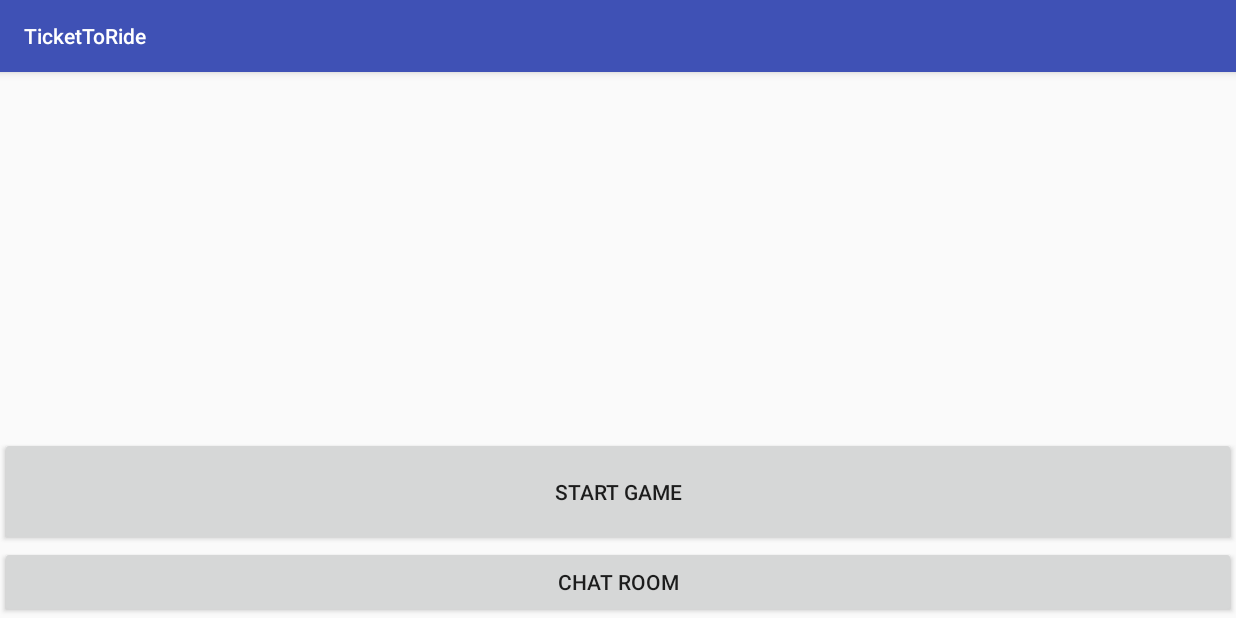
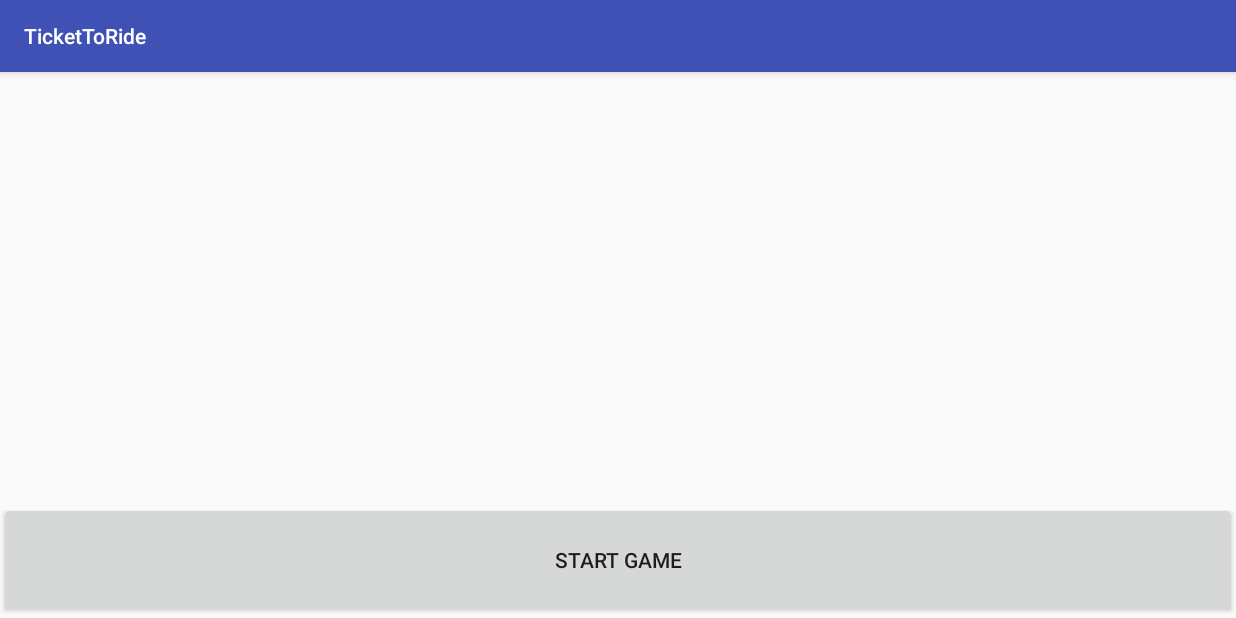
Before and after one commit to Jttanner/TicketToRideClean, an Android app: the WaitingRoomActivity screen opened directly, with no data from a screen before it, on a phone screen of 824 x 412 dp (held sideways). Run offline under Robolectric (Android 15) with nearby library versions, the phone set to English and light mode, and no system bars; 6 statements that could not run were skipped.

Commit message:
i think it is working

```diff
--- a/app/src/main/java/ui/views/WaitingRoomActivity.java
+++ b/app/src/main/java/ui/views/WaitingRoomActivity.java
@@ -93,16 +93,16 @@ public class WaitingRoomActivity extends AppCompatActivity implements MVP_Waitin
 
             }
         });
-        ChatRoomButton = (Button) findViewById(R.id.waitingRoom_Chat_Room);
-        ChatRoomButton.setOnClickListener(new View.OnClickListener() {
-            @Override
-            public void onClick(View v) {
-                FragmentManager fm = getSupportFragmentManager();
-                ChatFragment fragment = new ChatFragment();
-                fragment.show(fm,"chat_fragment");
-
-            }
-        });
+//        ChatRoomButton = (Button) findViewById(R.id.waitingRoom_Chat_Room);
+//        ChatRoomButton.setOnClickListener(new View.OnClickListener() {
+//            @Override
+//            public void onClick(View v) {
+//                FragmentManager fm = getSupportFragmentManager();
+//                ChatFragment fragment = new ChatFragment();
+//                fragment.show(fm,"chat_fragment");
+//
+//            }
+//        });
 
         playerListView = (ListView) findViewById(R.id.waitingRoom_PlayerList);
         playerListView.setAdapter(playerListAdapter);
--- a/app/src/main/res/layout/activity_waitingroom.xml
+++ b/app/src/main/res/layout/activity_waitingroom.xml
@@ -16,11 +16,11 @@
         android:text="@string/startGame"
         android:id="@+id/waitingRoom_StartGame"
         android:layout_weight=".5"/>
-    <Button
-        android:layout_width="match_parent"
-        android:layout_height="wrap_content"
-        android:text="Chat Room"
-        android:id="@+id/waitingRoom_Chat_Room"
-        />
+    <!--<Button-->
+        <!--android:layout_width="match_parent"-->
+        <!--android:layout_height="wrap_content"-->
+        <!--android:text="Chat Room"-->
+        <!--android:id="@+id/waitingRoom_Chat_Room"-->
+        <!--/>-->
 
 </LinearLayout>
```
